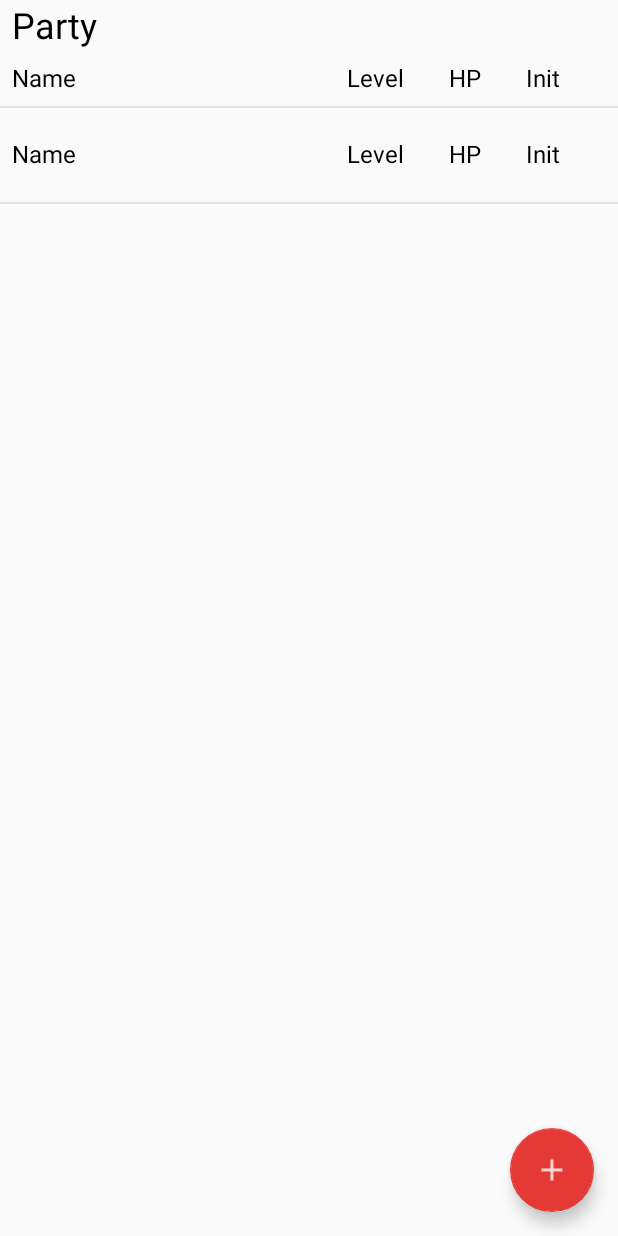
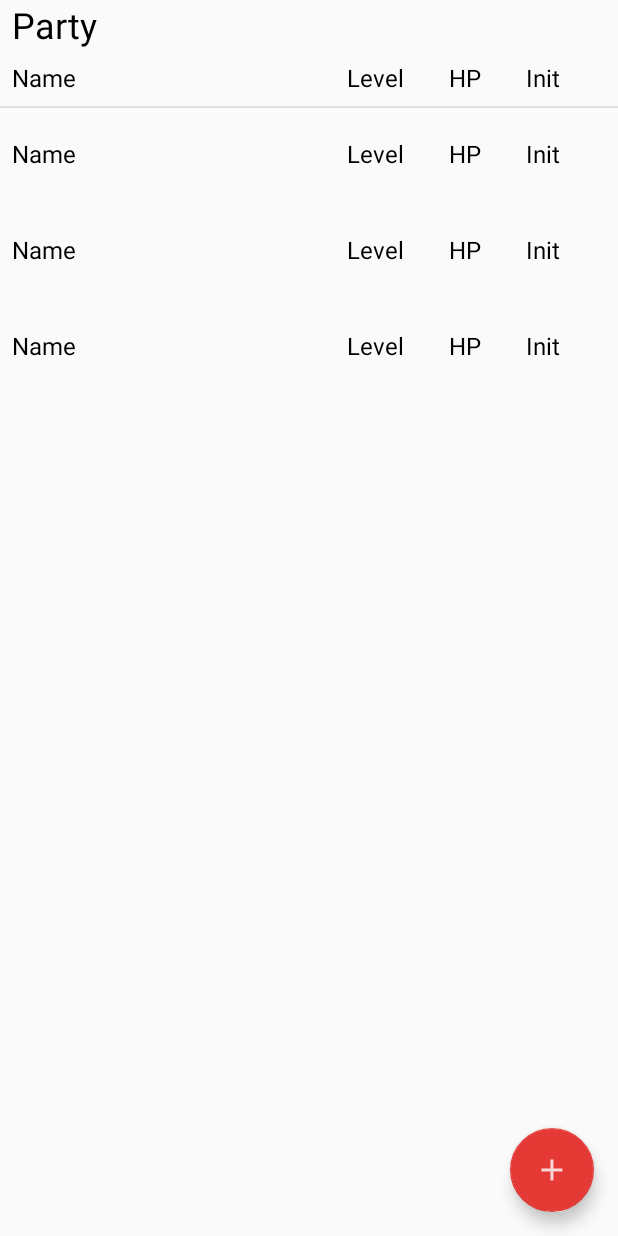
Before and after one commit to omrkhld/Kobold-Android, an Android app: the layout fragment_pcmanager.xml on its own in the app's theme, with its tools: preview values and no code run, on a phone screen of 412 x 824 dp. Run offline under Robolectric (Android 15) with nearby library versions, the phone set to English and light mode, and no system bars.

Commit message:
Fixed PC manager layout issue.

```diff
--- a/app/src/main/java/omrkhld/com/koboldfightclub/MonsterList/MonsterRecyclerViewAdapter.java
+++ b/app/src/main/java/omrkhld/com/koboldfightclub/MonsterList/MonsterRecyclerViewAdapter.java
@@ -26,12 +26,13 @@ public class MonsterRecyclerViewAdapter extends RealmRecyclerViewAdapter<Monster
     public static final String TAG = "MonsterAdapter";
     private final AppCompatActivity activity;
     private SharedPreferences xpThresholds;
-    public int easy, med, hard, deadly;
+    public int numPlayers, easy, med, hard, deadly;
 
     public MonsterRecyclerViewAdapter(AppCompatActivity activity, OrderedRealmCollection<Monster> data) {
         super(activity, data, true);
         this.activity = activity;
         xpThresholds = context.getSharedPreferences(context.getString(R.string.pref_party_threshold), 0);
+        numPlayers = xpThresholds.getInt("numPlayers", 1);
         easy = xpThresholds.getInt("easy", 25);
         med = xpThresholds.getInt("med", 50);
         hard = xpThresholds.getInt("hard", 75);
--- a/app/src/main/res/layout/fragment_pcmanager.xml
+++ b/app/src/main/res/layout/fragment_pcmanager.xml
@@ -4,7 +4,8 @@
     xmlns:app="http://schemas.android.com/apk/res-auto"
     android:orientation="vertical"
     android:layout_width="match_parent"
-    android:layout_height="match_parent">
+    android:layout_height="match_parent"
+    tools:context="omrkhld.com.koboldfightclub.Manager.PCManagerFragment">
 
     <TextView
         android:layout_width="match_parent"
@@ -69,9 +70,9 @@
 
     <android.support.v7.widget.RecyclerView
         android:layout_width="match_parent"
-        android:layout_height="wrap_content"
+        android:layout_height="match_parent"
         android:layout_below="@id/texts"
-        android:id="@+id/pc_recyclerview"
+        android:id="@+id/player_recycler_view"
         app:layoutManager="LinearLayoutManager"
         app:layout_behavior="@string/appbar_scrolling_view_behavior"
         tools:listitem="@layout/fragment_player">
--- a/app/src/main/res/layout/fragment_player.xml
+++ b/app/src/main/res/layout/fragment_player.xml
@@ -1,11 +1,11 @@
 <?xml version="1.0" encoding="utf-8"?>
 <RelativeLayout xmlns:android="http://schemas.android.com/apk/res/android"
     android:layout_width="match_parent"
-    android:layout_height="match_parent">
+    android:layout_height="64dp">
 
     <LinearLayout
         android:layout_width="match_parent"
-        android:layout_height="64dp"
+        android:layout_height="match_parent"
         android:orientation="horizontal"
         android:padding="8dp"
         android:gravity="center_vertical"
```
Also changed, not shown: app/src/main/java/omrkhld/com/koboldfightclub/Manager/PCManagerFragment.java (+19 -18 lines).
